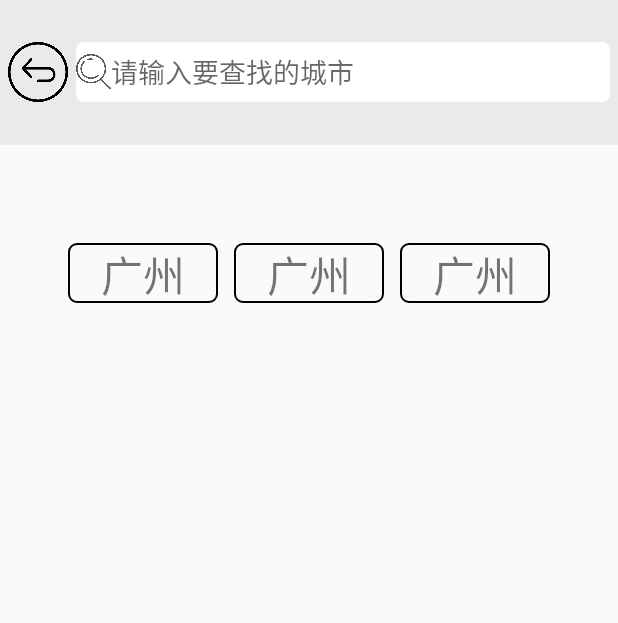
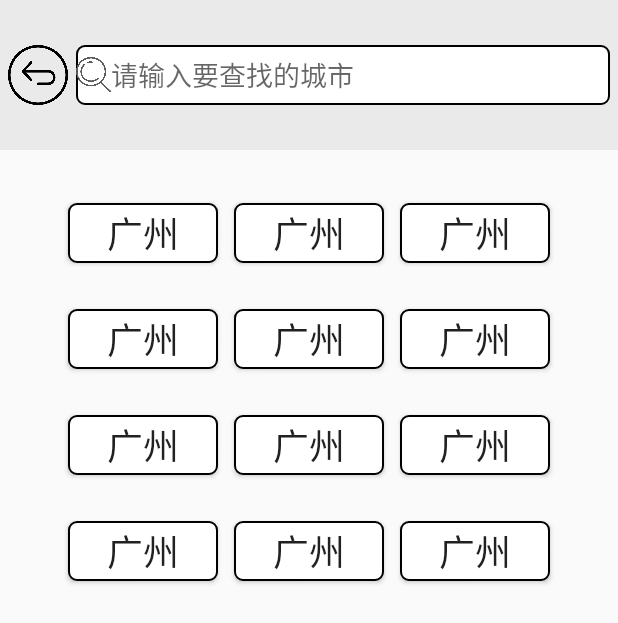
Before and after one commit to zybin2756/myWeather, an Android app: the SerachCityActivity screen opened directly, with no data from a screen before it, on a phone screen of 412 x 824 dp. Shown: the top 623 px of the screen. Run offline under Robolectric (Android 15) with nearby library versions, the phone set to English and light mode, and no system bars.

```diff
--- a/app/src/main/AndroidManifest.xml
+++ b/app/src/main/AndroidManifest.xml
@@ -11,12 +11,13 @@
         android:supportsRtl="true"
         android:theme="@style/AppTheme">
 
-        <activity android:name=".activity.CityManagerActivity">
+        <activity android:name=".activity.SplashActivity">
             <intent-filter>
                 <action android:name="android.intent.action.MAIN"></action>
                 <category android:name="android.intent.category.LAUNCHER"></category>
             </intent-filter>
         </activity>
+        <activity android:name=".activity.CityManagerActivity"></activity>
         <activity android:name=".activity.SerachCityActivity"></activity>
     </application>
 
--- /dev/null
+++ b/app/src/main/java/com/zyb/myWeather/activity/SearchKeyLine.java
@@ -0,0 +1,51 @@
+package com.zyb.myWeather.activity;
+
+import android.content.Context;
+import android.util.AttributeSet;
+import android.view.LayoutInflater;
+import android.view.View;
+import android.widget.Button;
+import android.widget.EditText;
+import android.widget.LinearLayout;
+
+import com.zyb.myWeather.R;
+
+/**
+ * Created by Administrator on 2017/3/1 0001.
+ */
+
+public class SearchKeyLine extends LinearLayout implements View.OnClickListener{
+    private EditText edit_search = null;
+    public SearchKeyLine(Context context) {
+        super(context);
+        LayoutInflater inflater = (LayoutInflater) context.getSystemService(Context.LAYOUT_INFLATER_SERVICE);
+        inflater.inflate(R.layout.search_key_line,this);
+    }
+
+    public SearchKeyLine(Context context, AttributeSet attrs, int defStyleAttr) {
+        super(context, attrs, defStyleAttr);
+    }
+
+    public SearchKeyLine(Context context, AttributeSet attrs) {
+        super(context, attrs);
+    }
+
+    public void setAttr(EditText edit_search,String[] cities){
+        this.edit_search = edit_search;
+        Button btn1 = (Button) findViewById(R.id.btn1);
+        Button btn2 = (Button) findViewById(R.id.btn2);
+        Button btn3 = (Button) findViewById(R.id.btn3);
+        btn1.setText(cities[0]);
+        btn2.setText(cities[1]);
+        btn3.setText(cities[2]);
+        btn1.setOnClickListener(this);
+        btn2.setOnClickListener(this);
+        btn3.setOnClickListener(this);
+    }
+
+    @Override
+    public void onClick(View v) {
+        Button btn = (Button)v;
+        edit_search.setText(btn.getText());
+    }
+}
--- a/app/src/main/java/com/zyb/myWeather/activity/SerachCityActivity.java
+++ b/app/src/main/java/com/zyb/myWeather/activity/SerachCityActivity.java
@@ -6,6 +6,7 @@ import android.view.Window;
 import android.widget.EditText;
 import android.widget.ImageButton;
 import android.widget.LinearLayout;
+import android.widget.TextView;
 
 import com.zyb.myWeather.R;
 
@@ -17,6 +18,10 @@ public class SerachCityActivity extends BaseActivity {
     ImageButton search_btn_return = null;
     EditText search_edt_key = null;
     LinearLayout ll_quickSearch = null;
+
+
+    String[][] cities = new String[4][];
+
     @Override
     protected void onCreate(Bundle savedInstanceState) {
         super.onCreate(savedInstanceState);
@@ -24,11 +29,19 @@ public class SerachCityActivity extends BaseActivity {
         setContentView(R.layout.search_city_activity);
         search_edt_key = (EditText) findViewById(R.id.search_edit_key);
         search_btn_return = (ImageButton) findViewById(R.id.search_btn_return);
+        ll_quickSearch = (LinearLayout) findViewById(R.id.ll_quickSearch);
         Drawable drawable = getResources().getDrawable(R.mipmap.search);
         drawable.setBounds(0,0,35,35);
         search_edt_key.setCompoundDrawables(drawable,null,null,null);
+        addSearchLines();
     }
 
+    private  void addSearchLines(){
+        for(int i = 0; i < 4 ; i++){
+            SearchKeyLine s = new SearchKeyLine(this);
+            ll_quickSearch.addView(s);
+        }
+    }
     @Override
     protected void onDestroy() {
         super.onDestroy();
--- a/app/src/main/java/com/zyb/myWeather/utils/Constants.java
+++ b/app/src/main/java/com/zyb/myWeather/utils/Constants.java
@@ -6,4 +6,9 @@ package com.zyb.myWeather.utils;
 
 public class Constants {
     public static final int PROVINCE = 1;
+    public static final int CITY = 2;
+    public static final int COUNTY = 3;
+    public static final int ALL = 4;
+
+
 }
--- a/app/src/main/java/com/zyb/myWeather/utils/HttpUtil.java
+++ b/app/src/main/java/com/zyb/myWeather/utils/HttpUtil.java
@@ -25,7 +25,6 @@ public class HttpUtil {
         new Thread(new Runnable() {
             @Override
             public void run() {
-
                 HttpURLConnection connection = null;
                 try {
                     URL url = new URL(address);
--- a/app/src/main/res/drawable/bg_btn_corners_default.xml
+++ b/app/src/main/res/drawable/bg_btn_corners_default.xml
@@ -2,4 +2,7 @@
 <shape xmlns:android="http://schemas.android.com/apk/res/android">
     <corners android:radius="5dp"></corners>
     <solid android:color="#ffffff"></solid>
+    <stroke android:color="#000" android:width="1sp">
+
+    </stroke>
 </shape>
--- a/app/src/main/res/drawable/bg_txt_corners.xml
+++ /dev/null
@@ -1,9 +0,0 @@
-<?xml version="1.0" encoding="utf-8"?>
-<shape xmlns:android="http://schemas.android.com/apk/res/android">
-    <stroke
-        android:color="#000000"
-        android:width="1sp">
-    </stroke>
-
-    <corners android:radius="5dp"></corners>
-</shape>
--- a/app/src/main/res/layout/search_city_activity.xml
+++ b/app/src/main/res/layout/search_city_activity.xml
@@ -33,46 +33,11 @@
             android:id="@+id/search_edit_key"/>
     </RelativeLayout>
     <LinearLayout
-        android:layout_marginTop="50dp"
+        android:layout_marginTop="20dp"
         android:layout_width="match_parent"
         android:layout_height="0dp"
         android:orientation="vertical"
         android:id="@+id/ll_quickSearch"
         android:layout_weight="7">
-        <LinearLayout
-            android:padding="10dp"
-            android:layout_width="match_parent"
-            android:layout_height="wrap_content"
-
-            android:gravity="center_horizontal">
-            <TextView
-                android:layout_width="100dp"
-                android:layout_height="40dp"
-                android:gravity="center"
-                android:textSize="28dp"
-                android:layout_margin="5dp"
-                android:background="@drawable/bg_txt_corners"
-                android:text="广州"/>
-
-            <TextView
-                android:layout_width="100dp"
-                android:layout_height="40dp"
-                android:gravity="center"
-                android:textSize="28dp"
-                android:layout_margin="5dp"
-                android:background="@drawable/bg_txt_corners"
-                android:text="广州"
-                android:id="@+id/textView" />
-
-            <TextView
-                android:layout_width="100dp"
-                android:layout_height="40dp"
-                android:gravity="center"
-                android:textSize="28dp"
-                android:layout_margin="5dp"
-                android:background="@drawable/bg_txt_corners"
-                android:text="广州"/>
-        </LinearLayout>
-
     </LinearLayout>
 </LinearLayout>
--- /dev/null
+++ b/app/src/main/res/layout/search_key_line.xml
@@ -0,0 +1,44 @@
+<?xml version="1.0" encoding="utf-8"?>
+<LinearLayout xmlns:android="http://schemas.android.com/apk/res/android"
+    xmlns:tools="http://schemas.android.com/tools"
+    android:orientation="vertical" android:layout_width="match_parent"
+    android:layout_height="match_parent">
+    <LinearLayout
+        android:padding="10dp"
+        android:layout_width="match_parent"
+        android:layout_height="wrap_content"
+
+        android:gravity="center_horizontal"
+        tools:ignore="UselessParent">
+        <Button
+            android:layout_width="100dp"
+            android:layout_height="40dp"
+            android:gravity="center"
+            android:textSize="24sp"
+            android:layout_margin="5dp"
+            android:background="@drawable/bg_btn_corners"
+            android:id="@+id/btn1"
+            android:text="广州"/>
+
+        <Button
+            android:layout_width="100dp"
+            android:layout_height="40dp"
+            android:gravity="center"
+            android:textSize="24sp"
+            android:layout_margin="5dp"
+            android:background="@drawable/bg_btn_corners"
+            android:text="广州"
+            android:id="@+id/btn2" />
+
+        <Button
+            android:layout_width="100dp"
+            android:layout_height="40dp"
+            android:gravity="center"
+            android:textSize="24sp"
+            android:layout_margin="5dp"
+            android:background="@drawable/bg_btn_corners"
+            android:text="广州"
+            android:id="@+id/btn3"/>
+    </LinearLayout>
+
+</LinearLayout>
```
Also changed, not shown: app/src/main/java/com/zyb/myWeather/activity/SplashActivity.java (added, +103 -0 lines), app/src/main/java/com/zyb/myWeather/db/myWeatherDB.java (+41 -1 lines), app/src/main/java/com/zyb/myWeather/utils/ParseUtil.java (+8 -6 lines), app/src/main/res/layout/splash_activity.xml (added, +30 -0 lines), app/src/main/res/mipmap-hdpi/logo.png (added), app/src/main/res/mipmap-hdpi/spring.jpg (added), app/src/main/res/mipmap-hdpi/summer.jpg (added), app/src/main/res/mipmap-hdpi/winter.jpg (added).
